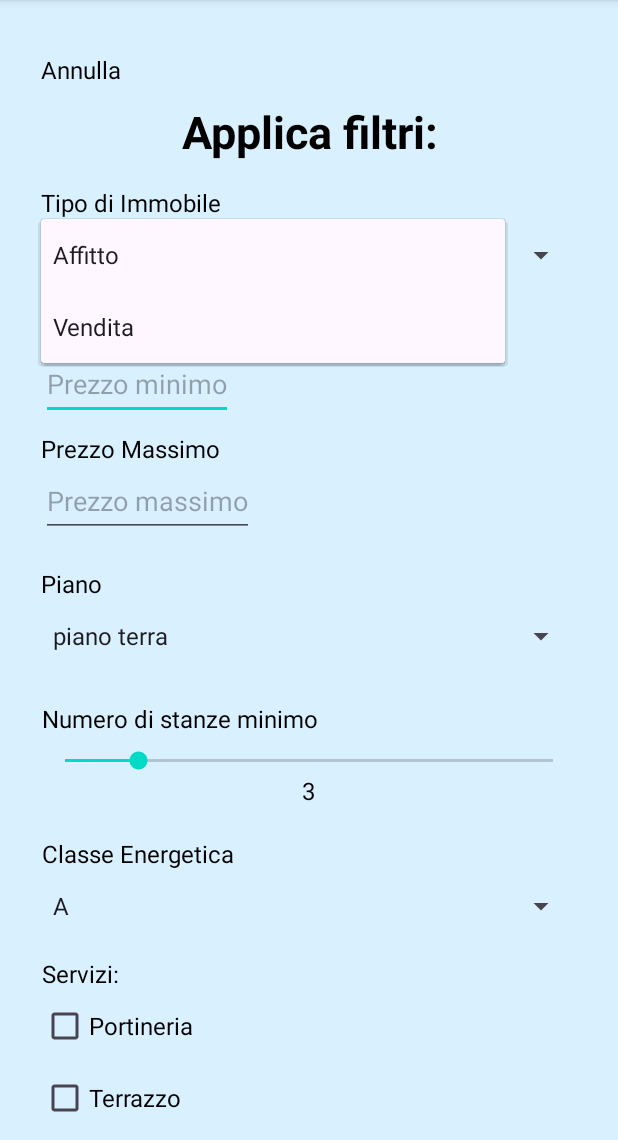
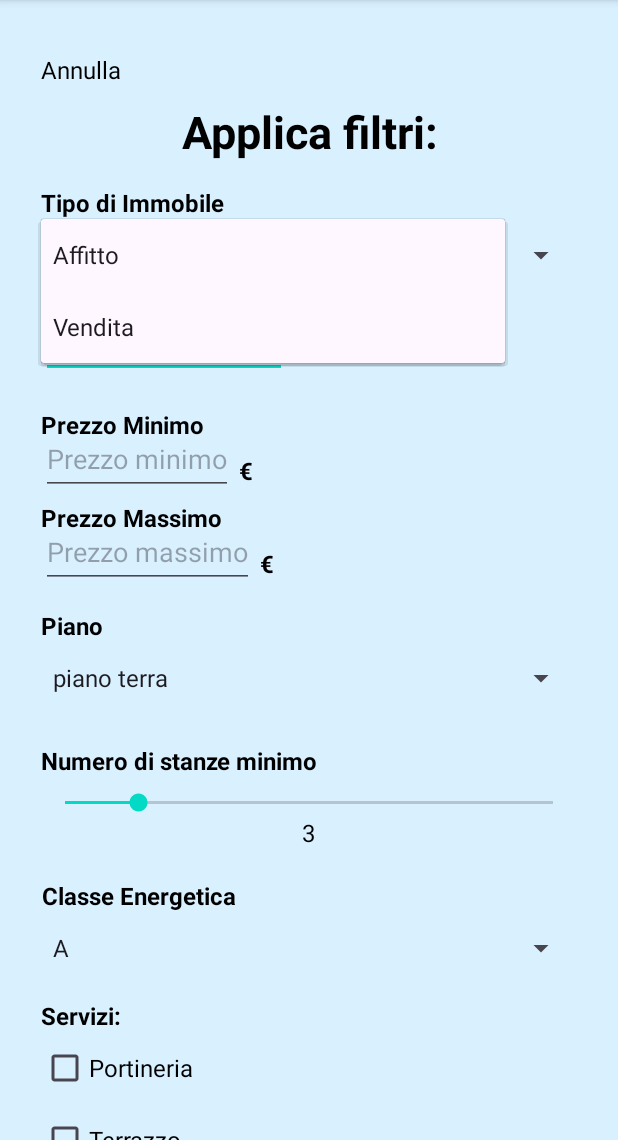
Before and after one commit to n00w4/DietiEstates25, an Android app: the fragment RicercaFiltriFragment shown on its own in the app's theme, after a tap on "Affitto", on a phone screen of 412 x 824 dp, the part 96-1236 px from its top. Run offline under Robolectric (Android 15) with nearby library versions, the phone set to English and light mode, and no system bars.

Commit message:
[FRONTEND] Fix Ricerca
Aggiusti vari al layout della ricerca prima di passare ai risultati.

```diff
--- a/FRONTEND/DietiEstates/app/src/main/java/it/unina/dietiestates/controller/search/RicercaFiltriController.kt
+++ b/FRONTEND/DietiEstates/app/src/main/java/it/unina/dietiestates/controller/search/RicercaFiltriController.kt
@@ -1,11 +1,14 @@
 package it.unina.dietiestates.controller.search
 
 import android.util.Log
+import it.unina.dietiestates.data.viewmodel.FiltriRicercaViewModel
 
 class RicercaFiltriController {
 
-    fun handleApplyFilters(tipoImmobile: String, prezzoMin: String, prezzoMax: String,
-        stanze: Int, classeEnergetica: String, conPortineria: Boolean, conTerrazzo: Boolean) {
+    fun handleApplyFilters(filtri: FiltriRicercaViewModel, tipoImmobile: String, prezzoMin: String, prezzoMax: String,
+                           stanze: Int, classeEnergetica: String, conPortineria: Boolean, conTerrazzo: Boolean) {
+
+        filtri.filtriRicerca.tipoAnnuncio = tipoImmobile
 
         Log.d(
             "RicercaController", """
--- a/FRONTEND/DietiEstates/app/src/main/java/it/unina/dietiestates/view/search/RicercaFiltriFragment.kt
+++ b/FRONTEND/DietiEstates/app/src/main/java/it/unina/dietiestates/view/search/RicercaFiltriFragment.kt
@@ -7,7 +7,6 @@ import android.view.ViewGroup
 import android.widget.*
 import androidx.fragment.app.Fragment
 import androidx.fragment.app.activityViewModels
-import it.unina.dietiestates.controller.search.RicercaFiltriController
 import it.unina.dietiestates.R
 import androidx.navigation.fragment.findNavController
 import it.unina.dietiestates.data.viewmodel.FiltriRicercaViewModel
@@ -15,7 +14,6 @@ import it.unina.dietiestates.data.viewmodel.FiltriRicercaViewModel
 class RicercaFiltriFragment : Fragment() {
 
     private val filtriRicercaVM: FiltriRicercaViewModel by activityViewModels()
-    private lateinit var controller: RicercaFiltriController
 
     override fun onCreateView(
         inflater: LayoutInflater, container: ViewGroup?,
@@ -27,8 +25,6 @@ class RicercaFiltriFragment : Fragment() {
     override fun onViewCreated(view: View, savedInstanceState: Bundle?) {
         super.onViewCreated(view, savedInstanceState)
 
-        controller = RicercaFiltriController()
-
         val spinnerTipoAnnuncio: Spinner = view.findViewById(R.id.spinner_tipo_annuncio)
         spinnerTipoAnnuncio.setSelection(0)
 
@@ -38,39 +34,46 @@ class RicercaFiltriFragment : Fragment() {
         val spinnerPiano: Spinner = view.findViewById(R.id.spinner_piano)
         spinnerPiano.setSelection(0)
 
+        val textStanze: TextView = view.findViewById(R.id.text_stanze)
+
         val seekBarStanze: SeekBar = view.findViewById(R.id.seekBar_stanze)
-        val textStanze: TextView = view.findViewById(R.id.text_stanze)
+        val textDimensioniMin: EditText = view.findViewById(R.id.text_dim_min)
         val textPrezzoMin: EditText = view.findViewById(R.id.text_prezzo_min)
         val textPrezzoMax: EditText = view.findViewById(R.id.text_prezzo_max)
         val btnFiltri: Button = view.findViewById(R.id.btn_applica_filtri)
+        val checkBoxAscensore : CheckBox = view.findViewById(R.id.checkBox_ascensore)
         val checkBoxPortineria: CheckBox = view.findViewById(R.id.checkBox_portineria)
+        val checkBoxClimatizzazione : CheckBox = view.findViewById(R.id.checkBox_climatizzazione)
+        val checkBoxBoxAuto : CheckBox = view.findViewById(R.id.checkBox_auto)
         val checkBoxTerrazzo: CheckBox = view.findViewById(R.id.checkBox_terrazzo)
+        val checkBoxGiardino: CheckBox = view.findViewById(R.id.checkBox_giardino)
 
-        textStanze.text = "${seekBarStanze.progress}"  // Default value for rooms
+        textStanze.text = "${seekBarStanze.progress}"  // Valore minimo di default per stanze
 
         seekBarStanze.setOnSeekBarChangeListener(object : SeekBar.OnSeekBarChangeListener {
             override fun onProgressChanged(seekBar: SeekBar, progress: Int, fromUser: Boolean) {
                 textStanze.text = "$progress"
             }
 
-            override fun onStartTrackingTouch(seekBar: SeekBar) {   // Add implementation if needed
+            override fun onStartTrackingTouch(seekBar: SeekBar) {   // Vuoto
                 }
-            override fun onStopTrackingTouch(seekBar: SeekBar) { // Add implementation if needed
+            override fun onStopTrackingTouch(seekBar: SeekBar) { // Vuoto
                 }
         })
 
         btnFiltri.setOnClickListener {
-            val tipoImmobile = spinnerTipoAnnuncio.selectedItem.toString()
-            val prezzoMin = textPrezzoMin.text.toString().ifBlank { "0" }
-            val prezzoMax = textPrezzoMax.text.toString().ifBlank { "1000000" }
-            val stanze = seekBarStanze.progress
-            val classeEnergetica = spinnerClasseEnergetica.selectedItem.toString()
-            val conPortineria = checkBoxPortineria.isChecked
-            val conTerrazzo = checkBoxTerrazzo.isChecked
-
-            controller.handleApplyFilters(tipoImmobile, prezzoMin, prezzoMax, stanze,
-                classeEnergetica, conPortineria, conTerrazzo
-            )
+            filtriRicercaVM.filtriRicerca.tipoAnnuncio = spinnerTipoAnnuncio.selectedItem.toString()
+            filtriRicercaVM.filtriRicerca.dimensioni = textDimensioniMin.text.toString().ifBlank { "0" }.toInt()
+            filtriRicercaVM.filtriRicerca.prezzoMin = textPrezzoMin.text.toString().ifBlank { "0" }.toFloat()
+            filtriRicercaVM.filtriRicerca.prezzoMax = textPrezzoMax.text.toString().ifBlank { "1000000" }.toFloat()
+            filtriRicercaVM.filtriRicerca.numeroStanze = seekBarStanze.progress
+            filtriRicercaVM.filtriRicerca.classeEnergetica = spinnerClasseEnergetica.selectedItem.toString()
+            filtriRicercaVM.filtriRicerca.ascensore = checkBoxAscensore.isChecked
+            filtriRicercaVM.filtriRicerca.portineria = checkBoxPortineria.isChecked
+            filtriRicercaVM.filtriRicerca.climatizzazione = checkBoxClimatizzazione.isChecked
+            filtriRicercaVM.filtriRicerca.boxAuto = checkBoxBoxAuto.isChecked
+            filtriRicercaVM.filtriRicerca.terrazzo = checkBoxTerrazzo.isChecked
+            filtriRicercaVM.filtriRicerca.giardino = checkBoxGiardino.isChecked
 
             findNavController().navigate(R.id.action_ricercaFiltriFragment_to_risultatiRicercaFragment)
         }
--- a/FRONTEND/DietiEstates/app/src/main/res/layout/fragment_ricerca_filtri.xml
+++ b/FRONTEND/DietiEstates/app/src/main/res/layout/fragment_ricerca_filtri.xml
@@ -50,6 +50,7 @@
                 android:layout_width="wrap_content"
                 android:layout_height="wrap_content"
                 style="@style/ProfiloSubtitleTextView"
+                android:textStyle="bold"
                 android:text="@string/property_type_label" />
 
             <Spinner
@@ -62,8 +63,46 @@
                 android:layout_width="wrap_content"
                 android:layout_height="wrap_content"
                 style="@style/ProfiloSubtitleTextView"
+                android:textStyle="bold"
+                android:text="Dimensioni minime" />
+
+            <LinearLayout
+                android:layout_width="match_parent"
+                android:layout_height="40dp"
+                android:orientation="horizontal"
+                android:gravity="center_vertical">
+
+                <EditText
+                    android:id="@+id/text_dim_min"
+                    android:layout_width="wrap_content"
+                    android:layout_height="48dp"
+                    android:hint="Dimensioni minime"
+                    android:layout_marginBottom="8dp"
+                    android:inputType="number"
+                    android:autofillHints="0"/>
+
+                <TextView
+                    android:layout_width="wrap_content"
+                    android:layout_height="wrap_content"
+                    style="@style/ProfiloSubtitleTextView"
+                    android:textStyle="bold"
+                    android:text=" m2" />
+
+            </LinearLayout>
+
+            <TextView
+                android:layout_width="wrap_content"
+                android:layout_height="wrap_content"
+                style="@style/ProfiloSubtitleTextView"
                 android:text="@string/min_price_label"
+                android:textStyle="bold"
                 android:layout_marginTop="16dp" />
+
+            <LinearLayout
+                android:layout_width="match_parent"
+                android:layout_height="40dp"
+                android:orientation="horizontal"
+                android:gravity="center_vertical">
 
                 <EditText
                     android:id="@+id/text_prezzo_min"
@@ -78,14 +117,31 @@
                     android:layout_width="wrap_content"
                     android:layout_height="wrap_content"
                     style="@style/ProfiloSubtitleTextView"
+                    android:textStyle="bold"
+                    android:text=" €" />
+
+            </LinearLayout>
+
+            <TextView
+                android:layout_width="wrap_content"
+                android:layout_height="wrap_content"
+                style="@style/ProfiloSubtitleTextView"
+                android:textStyle="bold"
                 android:text="@string/max_price_label" />
+
+            <LinearLayout
+                android:layout_width="match_parent"
+                android:layout_height="40dp"
+                android:orientation="horizontal"
+                android:layout_marginBottom="10dp"
+                android:gravity="center_vertical">
 
                 <EditText
                     android:id="@+id/text_prezzo_max"
                     android:layout_width="wrap_content"
                     android:layout_height="48dp"
                     android:hint="@string/default_max_price_hint"
-                android:layout_marginBottom="20dp"
+                    android:layout_marginBottom="8dp"
                     android:inputType="number"
                     android:autofillHints="1.000.000"/>
 
@@ -93,6 +149,16 @@
                     android:layout_width="wrap_content"
                     android:layout_height="wrap_content"
                     style="@style/ProfiloSubtitleTextView"
+                    android:textStyle="bold"
+                    android:text=" €" />
+
+            </LinearLayout>
+
+            <TextView
+                android:layout_width="wrap_content"
+                android:layout_height="wrap_content"
+                style="@style/ProfiloSubtitleTextView"
+                android:textStyle="bold"
                 android:text="@string/floor_label" />
 
             <Spinner
@@ -107,6 +173,7 @@
                 android:layout_height="wrap_content"
                 style="@style/ProfiloSubtitleTextView"
                 android:text="@string/min_rooms_label"
+                android:textStyle="bold"
                 android:layout_marginBottom="8dp" />
 
             <SeekBar
@@ -129,6 +196,7 @@
                 android:layout_width="wrap_content"
                 android:layout_height="wrap_content"
                 style="@style/ProfiloSubtitleTextView"
+                android:textStyle="bold"
                 android:text="@string/energy_class_label" />
 
             <Spinner
@@ -142,6 +210,7 @@
                 android:layout_width="wrap_content"
                 android:layout_height="wrap_content"
                 style="@style/ProfiloSubtitleTextView"
+                android:textStyle="bold"
                 android:text="@string/services_label" />
 
             <CheckBox
--- a/FRONTEND/DietiEstates/app/src/main/res/layout/fragment_ricerca_mappa.xml
+++ b/FRONTEND/DietiEstates/app/src/main/res/layout/fragment_ricerca_mappa.xml
@@ -86,7 +86,7 @@
                 style="@style/AnnullaTextView"
                 android:layout_width="match_parent"
                 android:layout_height="wrap_content"
-                android:text="indirizzo" />
+                android:text="Roma, Italia" />
 
             <Button
                 android:id="@+id/btn_save_location"
--- a/FRONTEND/DietiEstates/app/src/main/res/values/styles.xml
+++ b/FRONTEND/DietiEstates/app/src/main/res/values/styles.xml
@@ -15,7 +15,7 @@
     <!-- Button Styles -->
     <style name="BlueButton" parent="Widget.Material3.Button">
         <item name="backgroundTint">#54B5F0</item>
-        <item name="android:textColor">#D9F0FF</item>
+        <item name="android:textColor">#FFFFFF</item>
         <item name="android:textSize">20sp</item>
         <item name="android:textStyle">bold</item>
     </style>
```
Lines whose indentation alone changed are shown as unchanged.
